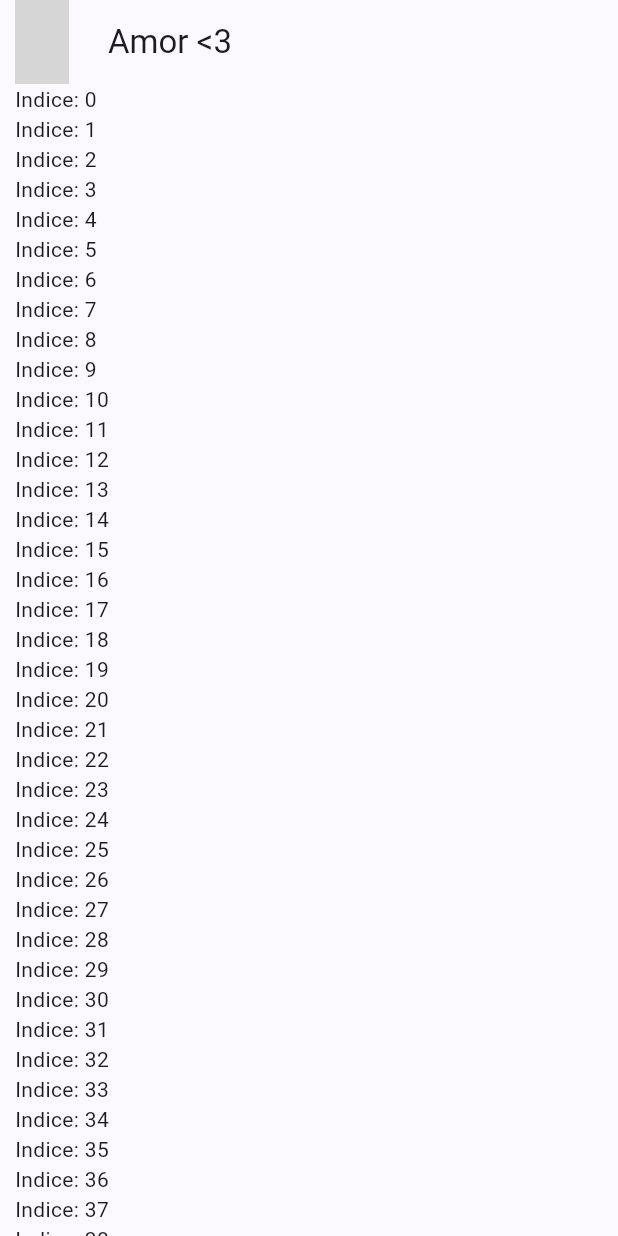
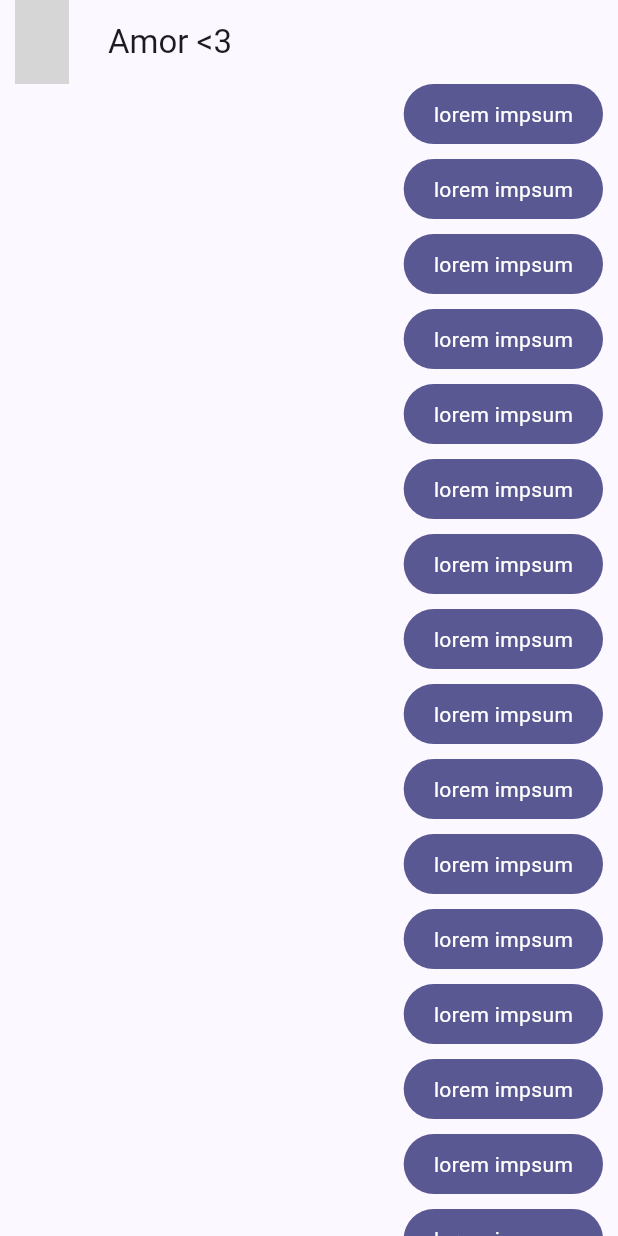
Before and after one commit to vhalvarez/yes_no_app_flutter, a Flutter app: the screen it shows after launch, on a phone screen of 412 x 824 dp. Run offline on Flutter 3.47's test engine with Material 3 defaults, Android fonts, the phone set to English and light mode, and no system bars; network calls fail; grey boxes are pictures that could not be loaded.

Commit message:
Mis Mensajes - Burbuja de chat

```diff
--- a/lib/main.dart
+++ b/lib/main.dart
@@ -1,6 +1,6 @@
 import 'package:flutter/material.dart';
 import 'package:yes_no_app/config/theme/app_theme.dart';
-import 'package:yes_no_app/presentation/chat/chat_screen.dart';
+import 'package:yes_no_app/presentation/screens/chat/chat_screen.dart';
 
 void main() => runApp(const MyApp());
 
--- a/lib/presentation/chat/chat_screen.dart
+++ b/lib/presentation/screens/chat/chat_screen.dart
@@ -1,4 +1,5 @@
 import 'package:flutter/material.dart';
+import 'package:yes_no_app/presentation/widgets/chat/my_messge_bubble.dart';
 
 class ChatScreen extends StatelessWidget {
   const ChatScreen({super.key});
@@ -33,7 +34,7 @@ class _ChatView extends StatelessWidget {
                 child: ListView.builder(
                     itemCount: 100,
                     itemBuilder: (context, index) {
-                      return Text('Indice: $index');
+                      return const MyMessageBubble();
                     }))
           ],
         ),
--- /dev/null
+++ b/lib/presentation/widgets/chat/my_messge_bubble.dart
@@ -0,0 +1,32 @@
+import 'package:flutter/material.dart';
+
+class MyMessageBubble extends StatelessWidget {
+  const MyMessageBubble({super.key});
+
+  @override
+  Widget build(BuildContext context) {
+
+    final colors = Theme.of(context).colorScheme;
+    return Column(
+      crossAxisAlignment: CrossAxisAlignment.end,
+      children: [
+        Container(
+          decoration: BoxDecoration(
+            color: colors.primary,
+            borderRadius: BorderRadius.circular(20)
+          ),
+          child: const Padding(
+            padding: EdgeInsets.symmetric(horizontal: 20, vertical: 10),
+            child: Text(
+              'lorem impsum',
+              style: TextStyle(color: Colors.white),
+            ),
+          ),
+        ),
+        const SizedBox(
+          height: 10,
+        )
+      ],
+    );
+  }
+}
```
